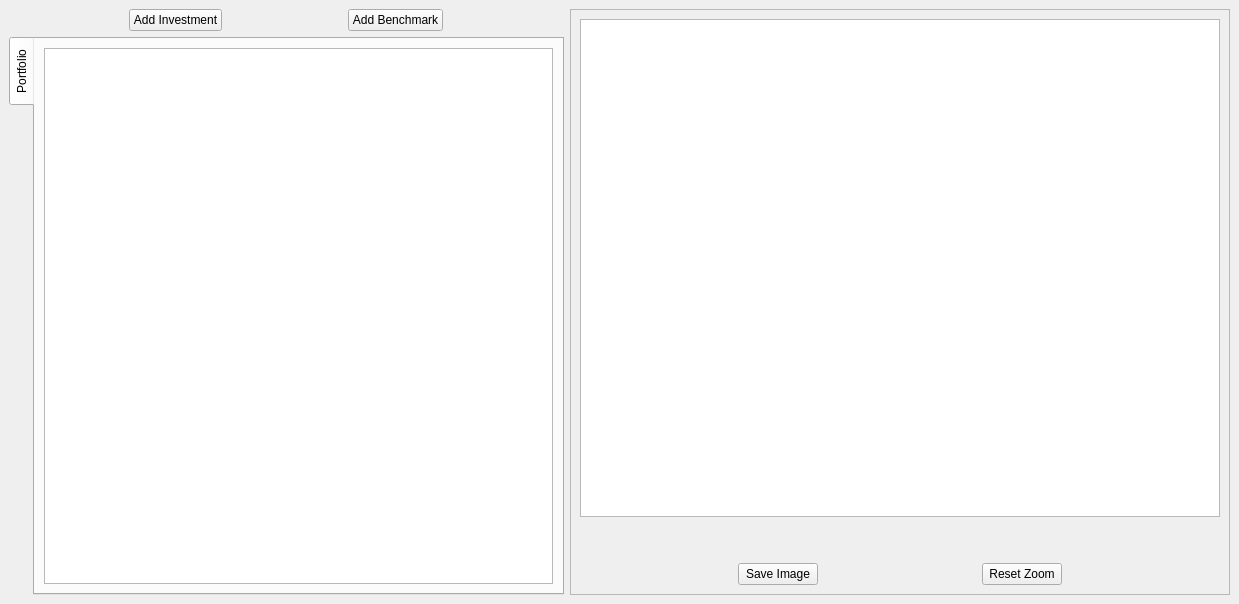
This is ViewProfit/ui/application_window.ui in wwmm/viewprofit as Qt 5 draws it before an edit. The edited form follows.
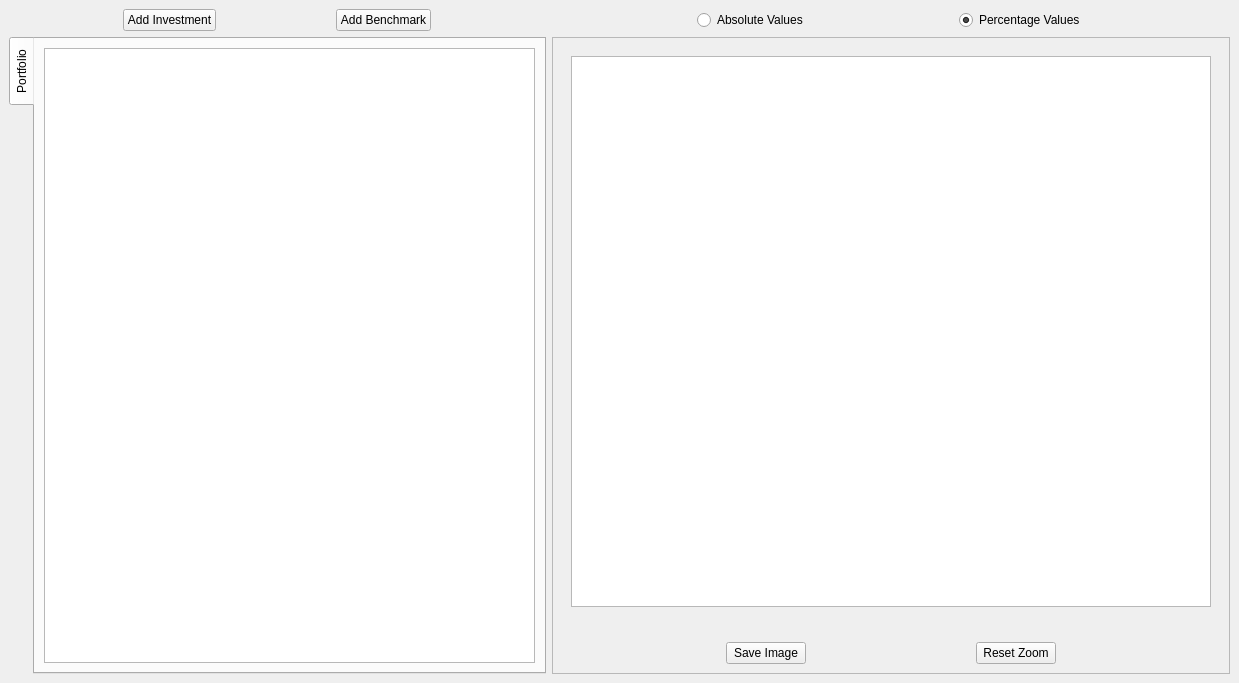
This is the edited form. Custom widgets are drawn as their Qt base class.

Commit message: implementing chart curve selection

```diff
--- a/ViewProfit/ui/application_window.ui
+++ b/ViewProfit/ui/application_window.ui
@@ -7,7 +7,7 @@
     <x>0</x>
     <y>0</y>
     <width>1239</width>
-    <height>604</height>
+    <height>683</height>
    </rect>
   </property>
   <property name="sizePolicy">
@@ -104,7 +104,7 @@
       </widget>
      </widget>
     </item>
-    <item row="1" column="2" rowspan="2">
+    <item row="2" column="2">
      <widget class="QFrame" name="chart_frame">
       <property name="sizePolicy">
        <sizepolicy hsizetype="MinimumExpanding" vsizetype="MinimumExpanding">
@@ -120,45 +120,72 @@
       </property>
       <layout class="QGridLayout" name="gridLayout_4">
        <item row="0" column="0">
-        <widget class="PySide2.QtCharts.QtCharts.QChartView" name="chart_view">
-         <property name="sizePolicy">
-          <sizepolicy hsizetype="MinimumExpanding" vsizetype="MinimumExpanding">
-           <horstretch>0</horstretch>
-           <verstretch>0</verstretch>
-          </sizepolicy>
+        <widget class="QStackedWidget" name="stackedwidget">
+         <property name="currentIndex">
+          <number>1</number>
          </property>
-         <property name="minimumSize">
-          <size>
-           <width>640</width>
-           <height>480</height>
-          </size>
-         </property>
+         <widget class="QWidget" name="page">
+          <property name="sizePolicy">
+           <sizepolicy hsizetype="MinimumExpanding" vsizetype="MinimumExpanding">
+            <horstretch>0</horstretch>
+            <verstretch>0</verstretch>
+           </sizepolicy>
+          </property>
+          <layout class="QGridLayout" name="gridLayout_2">
+           <item row="0" column="0">
+            <widget class="PySide2.QtCharts.QtCharts.QChartView" name="chart_view1">
+             <property name="sizePolicy">
+              <sizepolicy hsizetype="MinimumExpanding" vsizetype="MinimumExpanding">
+               <horstretch>0</horstretch>
+               <verstretch>0</verstretch>
+              </sizepolicy>
+             </property>
+             <property name="minimumSize">
+              <size>
+               <width>640</width>
+               <height>480</height>
+              </size>
+             </property>
+            </widget>
+           </item>
+          </layout>
+         </widget>
+         <widget class="QWidget" name="page_2">
+          <property name="sizePolicy">
+           <sizepolicy hsizetype="MinimumExpanding" vsizetype="MinimumExpanding">
+            <horstretch>0</horstretch>
+            <verstretch>0</verstretch>
+           </sizepolicy>
+          </property>
+          <layout class="QGridLayout" name="gridLayout_3">
+           <item row="0" column="0">
+            <widget class="PySide2.QtCharts.QtCharts.QChartView" name="chart_view2">
+             <property name="sizePolicy">
+              <sizepolicy hsizetype="MinimumExpanding" vsizetype="MinimumExpanding">
+               <horstretch>0</horstretch>
+               <verstretch>0</verstretch>
+              </sizepolicy>
+             </property>
+             <property name="minimumSize">
+              <size>
+               <width>640</width>
+               <height>480</height>
+              </size>
+             </property>
+            </widget>
+           </item>
+          </layout>
+         </widget>
         </widget>
        </item>
-       <item row="2" column="0">
+       <item row="1" column="0">
         <widget class="QLabel" name="label_mouse_xy">
          <property name="text">
           <string/>
          </property>
         </widget>
        </item>
-       <item row="1" column="0">
-        <widget class="QLabel" name="label_mouse_coords">
-         <property name="sizePolicy">
-          <sizepolicy hsizetype="MinimumExpanding" vsizetype="Fixed">
-           <horstretch>0</horstretch>
-           <verstretch>0</verstretch>
-          </sizepolicy>
-         </property>
-         <property name="text">
-          <string notr="true"/>
-         </property>
-         <property name="alignment">
-          <set>Qt::AlignCenter</set>
-         </property>
-        </widget>
-       </item>
-       <item row="3" column="0">
+       <item row="2" column="0">
         <layout class="QHBoxLayout" name="horizontalLayout">
          <item>
           <widget class="QPushButton" name="button_save_image">
@@ -191,6 +218,39 @@
       </layout>
      </widget>
     </item>
+    <item row="1" column="2">
+     <layout class="QHBoxLayout" name="horizontalLayout_3">
+      <item>
+       <widget class="QRadioButton" name="radio_chart1">
+        <property name="sizePolicy">
+         <sizepolicy hsizetype="Fixed" vsizetype="Fixed">
+          <horstretch>0</horstretch>
+          <verstretch>0</verstretch>
+         </sizepolicy>
+        </property>
+        <property name="text">
+         <string>Absolute Values</string>
+        </property>
+       </widget>
+      </item>
+      <item>
+       <widget class="QRadioButton" name="radio_chart2">
+        <property name="sizePolicy">
+         <sizepolicy hsizetype="Fixed" vsizetype="Fixed">
+          <horstretch>0</horstretch>
+          <verstretch>0</verstretch>
+         </sizepolicy>
+        </property>
+        <property name="text">
+         <string>Percentage Values</string>
+        </property>
+        <property name="checked">
+         <bool>true</bool>
+        </property>
+       </widget>
+      </item>
+     </layout>
+    </item>
    </layout>
   </widget>
  </widget>
```
The commit also changes 5 other files.
